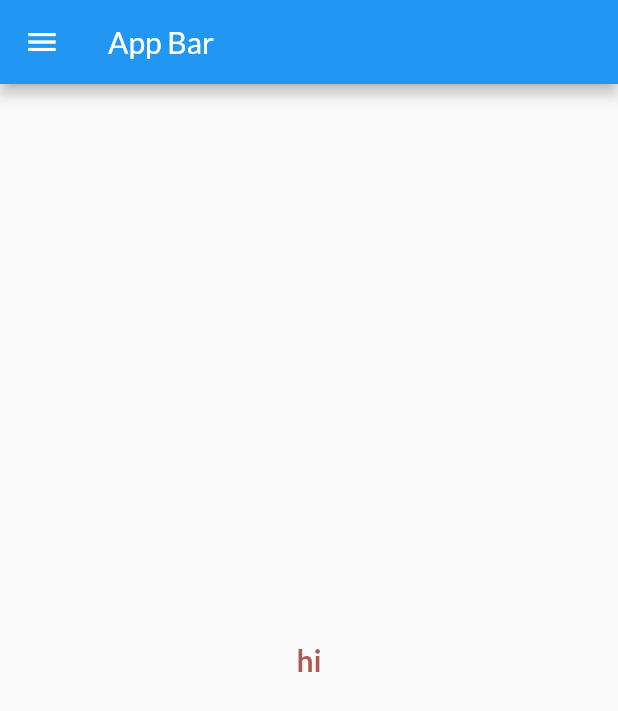
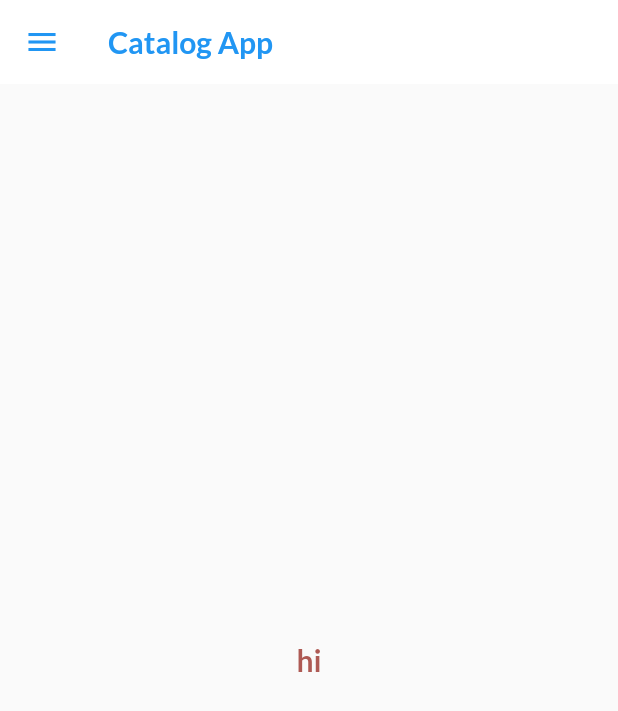
Before and after one commit to gourav2982/Flutter_Practice_1, a Flutter app: the screen it shows after launch, on a phone screen of 412 x 824 dp. Shown: the top 711 px of the screen. Run offline on Flutter 3.47's test engine with Material 2 defaults, Android fonts, the phone set to English and light mode, and no system bars; our stand-ins replace google_fonts.

Commit message:
practice 9 done

```diff
--- a/lib/pages/HomePage.dart
+++ b/lib/pages/HomePage.dart
@@ -9,10 +9,16 @@ class HomePage extends StatelessWidget {
   Widget build(BuildContext context) {
     return Scaffold(
       appBar: AppBar(
-        systemOverlayStyle:
-            const SystemUiOverlayStyle(statusBarColor: Colors.blue),
-        title: const Text("App Bar"),
-        backgroundColor: const Color.fromARGB(255, 33, 150, 243),
+        elevation: 0,
+        iconTheme: const IconThemeData(color: Colors.blue),
+        systemOverlayStyle: const SystemUiOverlayStyle(
+          statusBarColor: Colors.blue,
+        ),
+        title: const Text(
+          "Catalog App",
+          style: TextStyle(color: Colors.blue, fontWeight: FontWeight.bold),
+        ),
+        backgroundColor: Colors.white,
       ),
       drawer: const MyDrawer(),
       body: Center(
```
Also changed, not shown: lib/models/calalog.dart (added, +16 -0 lines).
